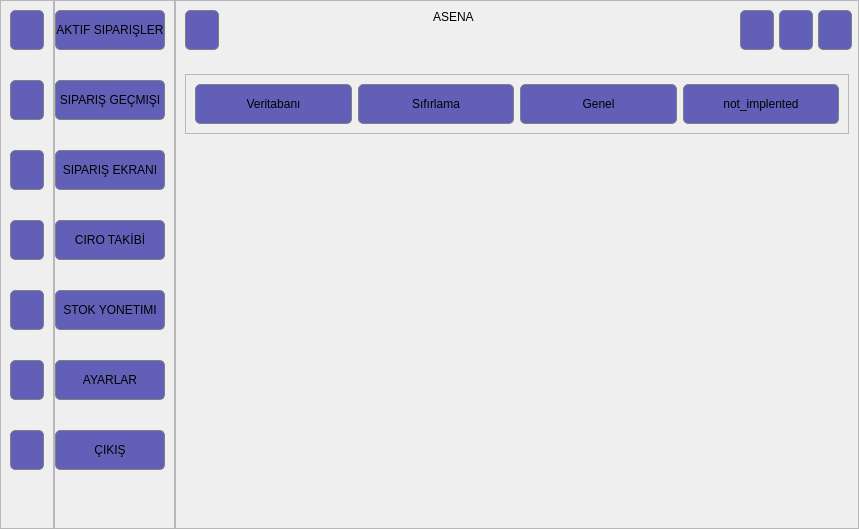
Before: the Qt Designer form ui/main_window.ui in dotPEEKs/asena, drawn with Qt 5.
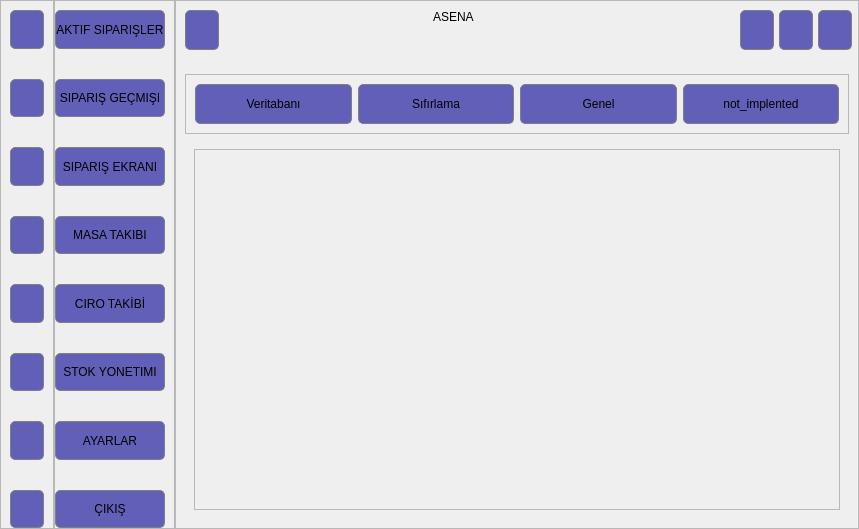
After: the same form once the commit is applied. Icons and pictures are not drawn.

Diff of the .ui file:
```diff
--- a/ui/main_window.ui
+++ b/ui/main_window.ui
@@ -180,6 +180,23 @@
             </property>
            </widget>
           </item>
+          <item>
+           <widget class="QPushButton" name="minisidebar_table_management_btn">
+            <property name="text">
+             <string/>
+            </property>
+            <property name="icon">
+             <iconset resource="../assets/assets.qrc">
+              <normaloff>:/resources/table32px.png</normaloff>:/resources/table32px.png</iconset>
+            </property>
+            <property name="iconSize">
+             <size>
+              <width>32</width>
+              <height>32</height>
+             </size>
+            </property>
+           </widget>
+          </item>
           <item>
            <widget class="QPushButton" name="minisidenar_endorsement_btn">
             <property name="text">
@@ -256,7 +273,7 @@
             <property name="sizeHint" stdset="0">
              <size>
               <width>20</width>
-              <height>193</height>
+              <height>0</height>
              </size>
             </property>
            </spacer>
@@ -315,6 +332,13 @@
             </property>
            </widget>
           </item>
+          <item>
+           <widget class="QPushButton" name="table_management_btn">
+            <property name="text">
+             <string>MASA TAKIBI</string>
+            </property>
+           </widget>
+          </item>
           <item>
            <widget class="QPushButton" name="endorsement_btn">
             <property name="styleSheet">
@@ -351,10 +375,13 @@
             <property name="orientation">
              <enum>Qt::Orientation::Vertical</enum>
             </property>
+            <property name="sizeType">
+             <enum>QSizePolicy::Policy::Expanding</enum>
+            </property>
             <property name="sizeHint" stdset="0">
              <size>
               <width>20</width>
-              <height>198</height>
+              <height>193</height>
              </size>
             </property>
            </spacer>
@@ -756,7 +783,30 @@
               <item>
                <widget class="QStackedWidget" name="options_tab">
                 <widget class="QWidget" name="db_management_tab">
-                 <layout class="QHBoxLayout" name="horizontalLayout_10"/>
+                 <layout class="QHBoxLayout" name="horizontalLayout_10">
+                  <item>
+                   <widget class="QScrollArea" name="scrollArea">
+                    <property name="widgetResizable">
+                     <bool>true</bool>
+                    </property>
+                    <widget class="QWidget" name="scroll_area">
+                     <property name="geometry">
+                      <rect>
+                       <x>0</x>
+                       <y>0</y>
+                       <width>614</width>
+                       <height>358</height>
+                      </rect>
+                     </property>
+                     <layout class="QVBoxLayout" name="verticalLayout_5">
+                      <item>
+                       <layout class="QGridLayout" name="gridLayout"/>
+                      </item>
+                     </layout>
+                    </widget>
+                   </widget>
+                  </item>
+                 </layout>
                 </widget>
                 <widget class="QWidget" name="reset_tab"/>
                </widget>
```
Left out of the diff: 5 changed lines with no effect on the pictures.
